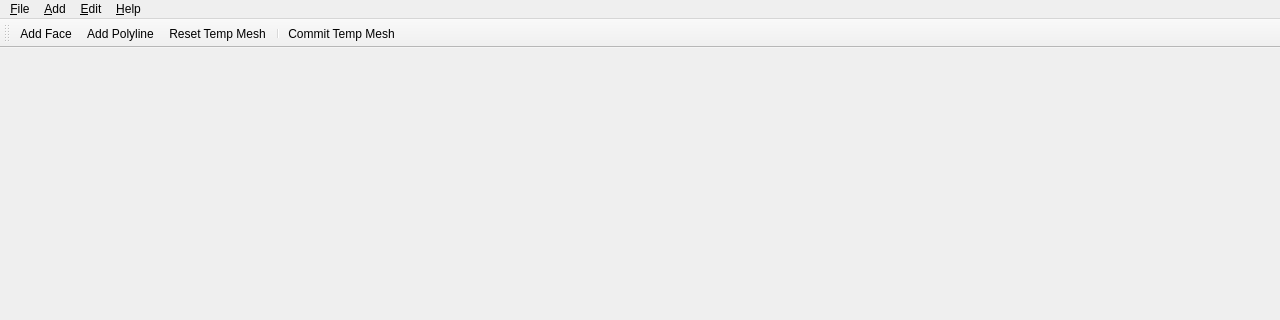
Above: Application/QtFrontend/MainWindow.ui from tobyc11/Nome3 before the change; both pictures show x 0 to 1280 and y 0 to 320 of the 1280 by 720 pixel window. Below: the same form after it.
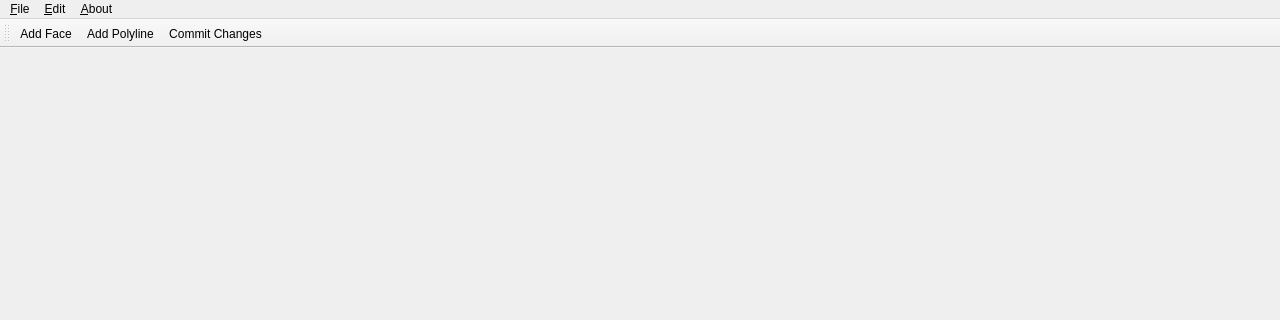
That is the form after the change.

Commit message: Added Commit Changes button. Also, significant progress on allowing multiple vertex selection without shift. some edge cases are still buggy

```diff
--- a/Application/QtFrontend/MainWindow.ui
+++ b/Application/QtFrontend/MainWindow.ui
@@ -30,20 +30,21 @@
     <addaction name="actionSave"/>
     <addaction name="actionExit"/>
    </widget>
-   <widget class="QMenu" name="menuHelp">
+   <widget class="QMenu" name="menuAbout">
     <property name="title">
-     <string>&amp;Help</string>
+     <string>&amp;About</string>
     </property>
     <addaction name="actionAbout"/>
     <addaction name="actionAboutQt"/>
    </widget>
-   <widget class="QMenu" name="menuAdd">
+    
+   <!--<widget class="QMenu" name="menuAdd">
     <property name="title">
      <string>&amp;Add</string>
     </property>
     <addaction name="actionPoint"/>
     <addaction name="actionInstance"/>
-   </widget>
+   </widget>-->
    <widget class="QMenu" name="menuEdit">
     <property name="title">
      <string>&amp;Edit</string>
@@ -57,9 +58,9 @@
     <addaction name="actionCommitTempMesh"/>
    </widget>
    <addaction name="menuFile"/>
-   <addaction name="menuAdd"/>
+   <!--<addaction name="menuAdd"/>-->
    <addaction name="menuEdit"/>
-   <addaction name="menuHelp"/>
+   <addaction name="menuAbout"/>
   </widget>
   <widget class="QStatusBar" name="statusbar"/>
   <widget class="QToolBar" name="toolBar">
@@ -74,9 +75,9 @@
    </attribute>
    <addaction name="actionAddFace"/>
    <addaction name="actionAddPolyline"/>
-   <addaction name="actionResetTempMesh"/>
-   <addaction name="separator"/>
-   <addaction name="actionCommitTempMesh"/>
+    <!--<addaction name="actionResetTempMesh"/>
+   <addaction name="separator"/>-->
+   <addaction name="actionCommitChanges"/>
   </widget>
   <action name="actionNew">
    <property name="text">
@@ -155,14 +156,14 @@
       <string>Add Polyline</string>
     </property>
   </action>
-  <action name="actionResetTempMesh">
+<!--  <action name="actionResetTempMesh">
    <property name="text">
     <string>Reset Temp Mesh</string>
    </property>
-  </action>
-  <action name="actionCommitTempMesh">
+  </action>-->
+  <action name="actionCommitChanges">
    <property name="text">
-    <string>Commit Temp Mesh</string>
+    <string>Commit Changes</string>
    </property>
   </action>
  </widget>
```
Left out of the diff: 8 changed lines with no effect on the pictures. The commit also changes 11 other files.
